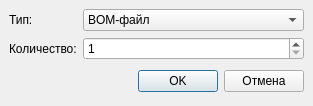
alex-krutikov/sklad, file src/ui/sostavadd.ui: the form before one commit.
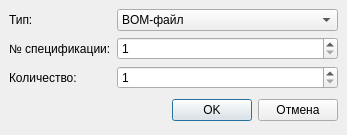
The form after the commit.

Commit message: Изменено окно ввода состава изделия по повтору спецификации.

What changed in the file:
```diff
--- a/src/ui/sostavadd.ui
+++ b/src/ui/sostavadd.ui
@@ -6,8 +6,8 @@
    <rect>
     <x>0</x>
     <y>0</y>
-    <width>254</width>
-    <height>103</height>
+    <width>310</width>
+    <height>135</height>
    </rect>
   </property>
   <property name="windowTitle">
@@ -29,51 +29,19 @@
    <property name="spacing">
     <number>6</number>
    </property>
-   <item row="1" column="0">
-    <widget class="QLabel" name="label">
-     <property name="text">
-      <string>Количество:</string>
-     </property>
-    </widget>
-   </item>
    <item row="1" column="1">
-    <widget class="QSpinBox" name="sb1">
+    <widget class="QSpinBox" name="sb_sostav">
      <property name="minimum">
       <number>1</number>
      </property>
      <property name="maximum">
-      <number>1000</number>
+      <number>1000000</number>
      </property>
      <property name="value">
       <number>1</number>
      </property>
     </widget>
    </item>
-   <item row="0" column="1">
-    <widget class="QComboBox" name="cb1">
-     <property name="sizePolicy">
-      <sizepolicy hsizetype="Preferred" vsizetype="Fixed">
-       <horstretch>1</horstretch>
-       <verstretch>0</verstretch>
-      </sizepolicy>
-     </property>
-     <item>
-      <property name="text">
-       <string>BOM-файл</string>
-      </property>
-     </item>
-     <item>
-      <property name="text">
-       <string>Ручной ввод</string>
-      </property>
-     </item>
-     <item>
-      <property name="text">
-       <string>Повтор спецификации по номеру</string>
-      </property>
-     </item>
-    </widget>
-   </item>
    <item row="0" column="0">
     <widget class="QLabel" name="label_2">
      <property name="text">
@@ -81,7 +49,7 @@
      </property>
     </widget>
    </item>
-   <item row="2" column="0" colspan="2">
+   <item row="4" column="0" colspan="2">
     <layout class="QHBoxLayout">
      <property name="spacing">
       <number>6</number>
@@ -127,6 +95,71 @@
      </item>
     </layout>
    </item>
+   <item row="2" column="1">
+    <widget class="QSpinBox" name="sb1">
+     <property name="minimum">
+      <number>1</number>
+     </property>
+     <property name="maximum">
+      <number>1000</number>
+     </property>
+     <property name="value">
+      <number>1</number>
+     </property>
+    </widget>
+   </item>
+   <item row="2" column="0">
+    <widget class="QLabel" name="label">
+     <property name="text">
+      <string>Количество:</string>
+     </property>
+    </widget>
+   </item>
+   <item row="0" column="1">
+    <widget class="QComboBox" name="cb1">
+     <property name="sizePolicy">
+      <sizepolicy hsizetype="Preferred" vsizetype="Fixed">
+       <horstretch>1</horstretch>
+       <verstretch>0</verstretch>
+      </sizepolicy>
+     </property>
+     <item>
+      <property name="text">
+       <string>BOM-файл</string>
+      </property>
+     </item>
+     <item>
+      <property name="text">
+       <string>Ручной ввод</string>
+      </property>
+     </item>
+     <item>
+      <property name="text">
+       <string>Повтор спецификации по номеру</string>
+      </property>
+     </item>
+    </widget>
+   </item>
+   <item row="1" column="0">
+    <widget class="QLabel" name="label_sostav">
+     <property name="text">
+      <string>№ спецификации:</string>
+     </property>
+    </widget>
+   </item>
+   <item row="3" column="0">
+    <spacer name="verticalSpacer">
+     <property name="orientation">
+      <enum>Qt::Vertical</enum>
+     </property>
+     <property name="sizeHint" stdset="0">
+      <size>
+       <width>20</width>
+       <height>40</height>
+      </size>
+     </property>
+    </spacer>
+   </item>
   </layout>
  </widget>
  <tabstops>
```
The commit also changes 2 other files.
